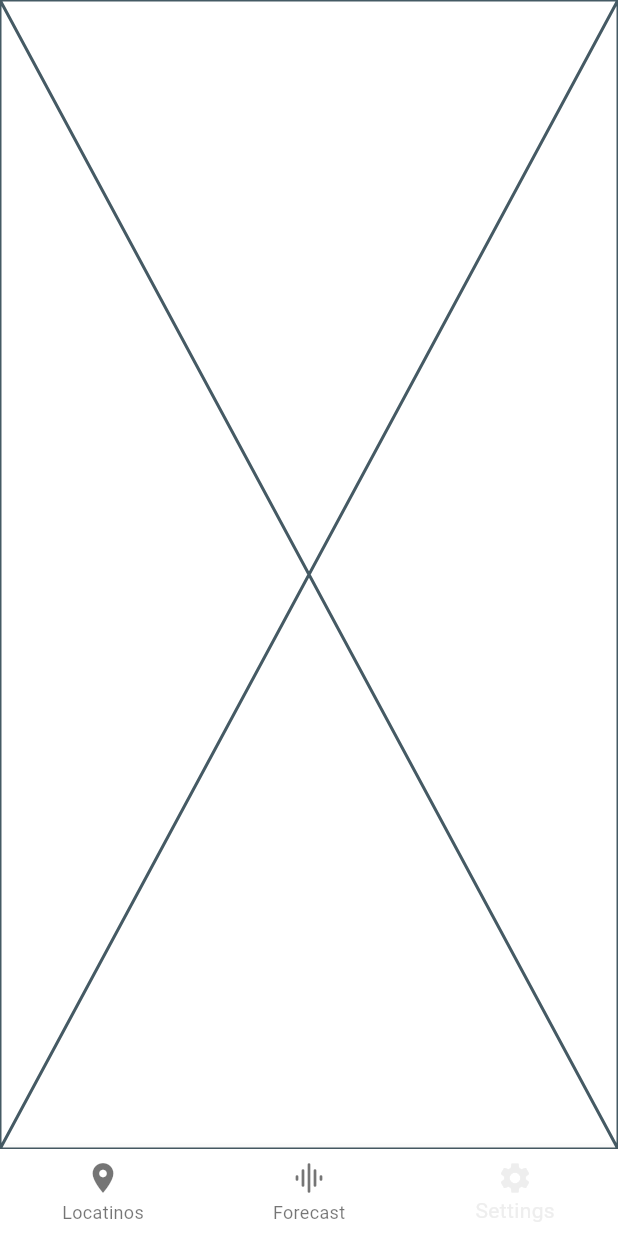
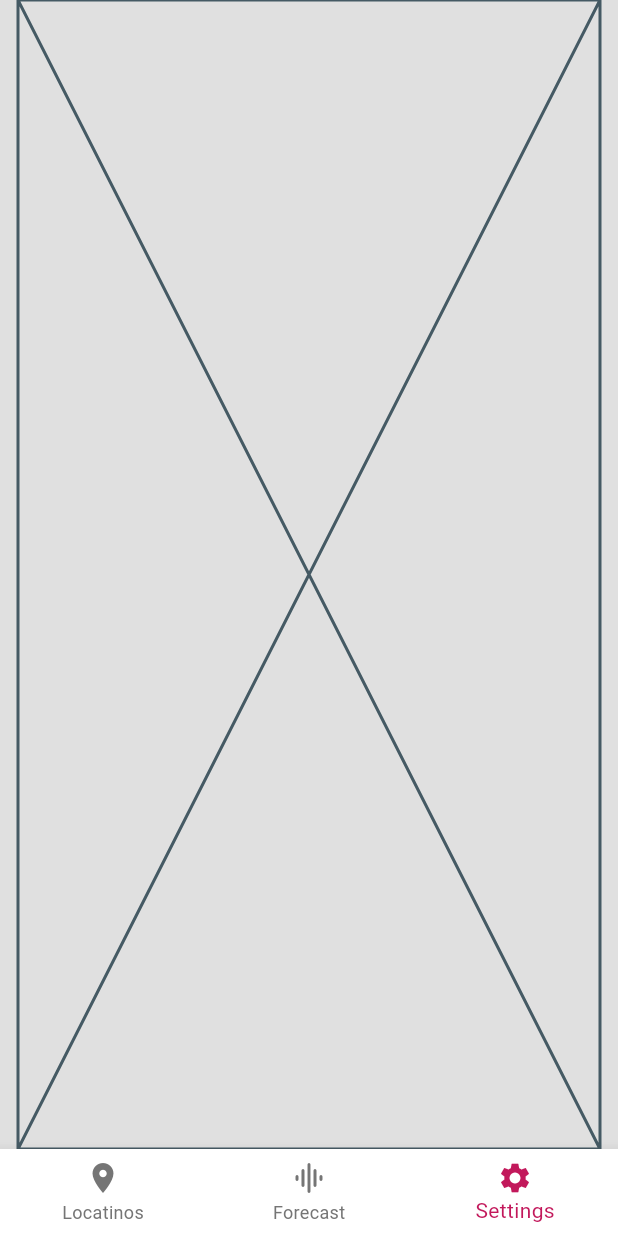
Before and after one commit to 1leary1/flutter_weather_app, a Flutter app: the screen it shows after launch, item 3 of the bottom bar chosen, on a phone screen of 412 x 824 dp. Run offline on Flutter 3.47's test engine with Material 3 defaults, Android fonts, the phone set to English and light mode, and no system bars.

Commit message:
Improved navbar design

```diff
--- a/lib/pages/forecast_page.dart
+++ b/lib/pages/forecast_page.dart
@@ -5,6 +5,10 @@ class ForecastPage extends StatelessWidget {
 
   @override
   Widget build(BuildContext context) {
-    return const Placeholder();
+    return Row(
+      children: [
+        Text("Right now", style: Theme.of(context).textTheme.titleLarge),
+      ],
+    );
   }
 }
--- a/lib/pages/home_page.dart
+++ b/lib/pages/home_page.dart
@@ -14,8 +14,8 @@ class _HomePageState extends State<HomePage> {
 
   static const List<Widget> _pages = <Widget>[
     LocationsPage(),
+    ForecastPage(),
     SettingsPage(),
-    ForecastPage(),
   ];
 
   void _onItemTapped(int index) {
@@ -26,8 +26,13 @@ class _HomePageState extends State<HomePage> {
 
   @override
   Widget build(BuildContext context) {
-    return Scaffold(
-      body: _pages.elementAt(_selectedIndex),
+    return SafeArea(
+      child: Scaffold(
+        backgroundColor: Theme.of(context).colorScheme.background,
+        body: Padding(
+          padding: const EdgeInsets.only(left: 12, right: 12),
+          child: _pages.elementAt(_selectedIndex),
+        ),
         bottomNavigationBar: BottomNavigationBar(
           items: const <BottomNavigationBarItem>[
             BottomNavigationBarItem(
@@ -45,6 +50,9 @@ class _HomePageState extends State<HomePage> {
           ],
           currentIndex: _selectedIndex,
           onTap: _onItemTapped,
+          selectedItemColor: Theme.of(context).colorScheme.primary,
+          unselectedItemColor: Theme.of(context).colorScheme.secondary,
+        ),
       ),
     );
   }
--- a/lib/theme/dark_mode.dart
+++ b/lib/theme/dark_mode.dart
@@ -3,11 +3,13 @@ import 'package:flutter/material.dart';
 ThemeData darkMode = ThemeData(
     brightness: Brightness.dark,
     colorScheme: ColorScheme.dark(
-      background: Colors.grey.shade900,
-      primary: Colors.grey.shade800,
-      secondary: Colors.grey.shade700,
+      background: Colors.black,
+      primary: Colors.pink.shade700,
+      secondary: Colors.grey.shade600,
     ),
-    textTheme: ThemeData.dark().textTheme.apply(
-          bodyColor: Colors.grey[300],
-          displayColor: Colors.white,
-        ));
+    textTheme: const TextTheme(
+      titleLarge: TextStyle(
+        fontSize: 32,
+        fontWeight: FontWeight.bold,
+      ),
+    ));
--- a/lib/theme/light_mode.dart
+++ b/lib/theme/light_mode.dart
@@ -4,10 +4,12 @@ ThemeData lightMode = ThemeData(
     brightness: Brightness.light,
     colorScheme: ColorScheme.light(
       background: Colors.grey.shade300,
-      primary: Colors.grey.shade200,
-      secondary: Colors.grey.shade400,
+      primary: Colors.pink.shade700,
+      secondary: Colors.grey.shade600,
     ),
-    textTheme: ThemeData.light().textTheme.apply(
-          bodyColor: Colors.grey[800],
-          displayColor: Colors.black,
-        ));
+    textTheme: const TextTheme(
+      titleLarge: TextStyle(
+        fontSize: 32,
+        fontWeight: FontWeight.bold,
+      ),
+    ));
```
Lines whose indentation alone changed are shown as unchanged.
